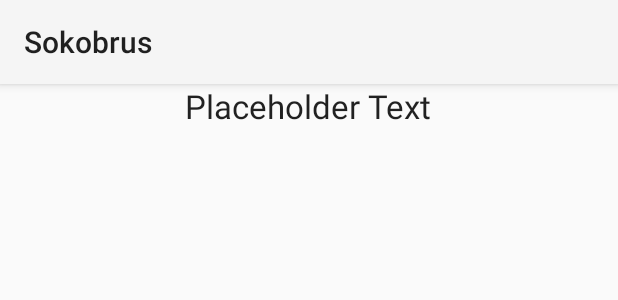
After one commit to brus/Sokobrus, an Android app: the layout action_level_layout.xml on its own in the app's theme, with its tools: preview values and no code run, on a phone screen of 412 x 824 dp. The commit adds this screen. Shown: the top 300 px of the screen. Run offline under Robolectric (Android 15) with nearby library versions, the phone set to English and light mode, and no system bars.

```diff
--- /dev/null
+++ b/Sokobrus/app/src/main/res/layout/action_level_layout.xml
@@ -0,0 +1,15 @@
+<?xml version="1.0" encoding="utf-8"?>
+<LinearLayout xmlns:android="http://schemas.android.com/apk/res/android"
+    android:orientation="vertical"
+    android:layout_width="match_parent"
+    android:layout_height="match_parent">
+
+    <TextView
+        android:id="@+id/action_level_text_view"
+        android:layout_width="wrap_content"
+        android:layout_height="match_parent"
+        android:text="Placeholder Text"
+        android:layout_gravity="center"
+        android:textAppearance="?android:attr/textAppearanceLarge" />
+
+</LinearLayout>
--- a/Sokobrus/app/src/main/res/values/strings.xml
+++ b/Sokobrus/app/src/main/res/values/strings.xml
@@ -3,6 +3,6 @@
 
     <string name="app_name">Sokobrus</string>
     <string name="hello_world">Hello world!</string>
-    <string name="action_settings">Settings</string>
+    <string name="select_level">Level %d</string>
 
 </resources>
```
Also changed, not shown: Sokobrus/app/src/main/java/com/brus/sokobrus/view/MainActivity.java (+13 -9 lines), Sokobrus/app/src/main/res/menu/menu_main.xml (+7 -3 lines), 1 other file.
